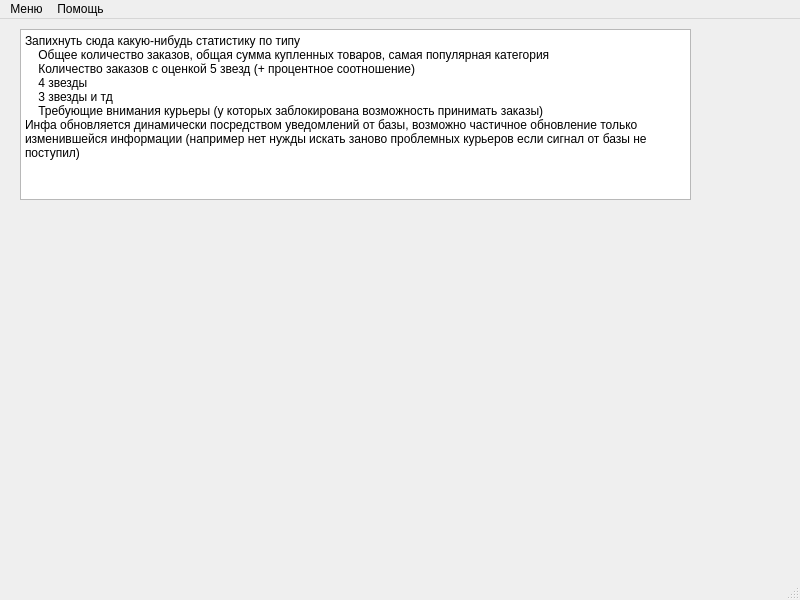
Qt form ui/summary.ui (ilya3052/courseProject_adminPanel) before a commit.
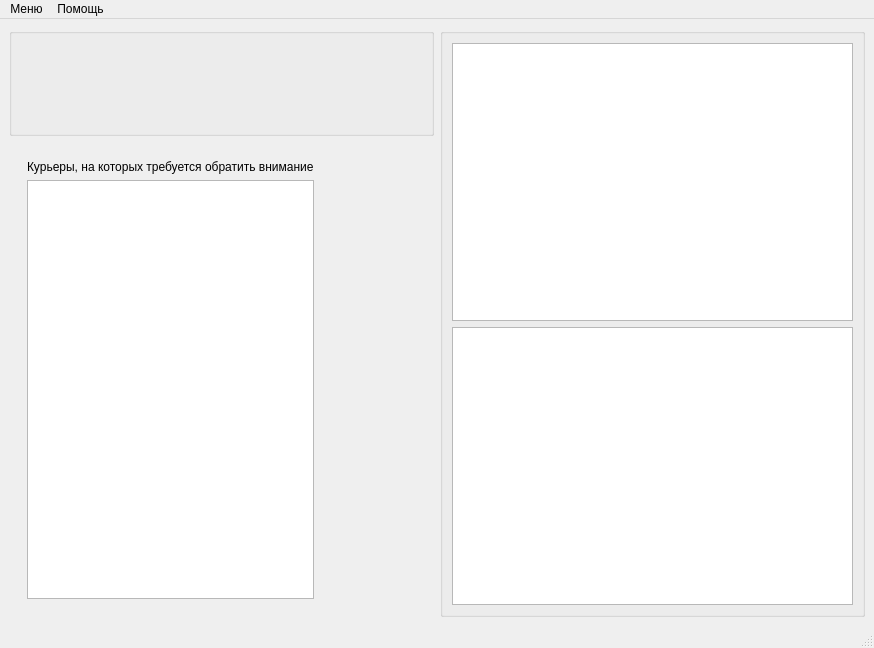
The same form after that commit.

Commit message: ref: разметка в .ui файлах

Patch:
```diff
--- a/ui/summary.ui
+++ b/ui/summary.ui
@@ -6,47 +6,145 @@
    <rect>
     <x>0</x>
     <y>0</y>
-    <width>800</width>
-    <height>600</height>
+    <width>874</width>
+    <height>648</height>
    </rect>
   </property>
   <property name="windowTitle">
    <string>Сводная информация</string>
   </property>
   <widget class="QWidget" name="centralwidget">
-   <widget class="QTextBrowser" name="textBrowser">
-    <property name="geometry">
-     <rect>
-      <x>20</x>
-      <y>10</y>
-      <width>671</width>
-      <height>171</height>
-     </rect>
-    </property>
-    <property name="html">
-     <string>&lt;!DOCTYPE HTML PUBLIC &quot;-//W3C//DTD HTML 4.0//EN&quot; &quot;http://www.w3.org/TR/REC-html40/strict.dtd&quot;&gt;
-&lt;html&gt;&lt;head&gt;&lt;meta name=&quot;qrichtext&quot; content=&quot;1&quot; /&gt;&lt;meta charset=&quot;utf-8&quot; /&gt;&lt;style type=&quot;text/css&quot;&gt;
-p, li { white-space: pre-wrap; }
-hr { height: 1px; border-width: 0; }
-li.unchecked::marker { content: &quot;\2610&quot;; }
-li.checked::marker { content: &quot;\2612&quot;; }
-&lt;/style&gt;&lt;/head&gt;&lt;body style=&quot; font-family:'Segoe UI'; font-size:9pt; font-weight:400; font-style:normal;&quot;&gt;
-&lt;p style=&quot; margin-top:0px; margin-bottom:0px; margin-left:0px; margin-right:0px; -qt-block-indent:0; text-indent:0px;&quot;&gt;Запихнуть сюда какую-нибудь статистику по типу &lt;/p&gt;
-&lt;p style=&quot; margin-top:0px; margin-bottom:0px; margin-left:0px; margin-right:0px; -qt-block-indent:0; text-indent:0px;&quot;&gt;    Общее количество заказов, общая сумма купленных товаров, самая популярная категория&lt;/p&gt;
-&lt;p style=&quot; margin-top:0px; margin-bottom:0px; margin-left:0px; margin-right:0px; -qt-block-indent:0; text-indent:0px;&quot;&gt;    Количество заказов с оценкой 5 звезд (+ процентное соотношение)&lt;/p&gt;
-&lt;p style=&quot; margin-top:0px; margin-bottom:0px; margin-left:0px; margin-right:0px; -qt-block-indent:0; text-indent:0px;&quot;&gt;    4 звезды&lt;/p&gt;
-&lt;p style=&quot; margin-top:0px; margin-bottom:0px; margin-left:0px; margin-right:0px; -qt-block-indent:0; text-indent:0px;&quot;&gt;    3 звезды и тд&lt;/p&gt;
-&lt;p style=&quot; margin-top:0px; margin-bottom:0px; margin-left:0px; margin-right:0px; -qt-block-indent:0; text-indent:0px;&quot;&gt;    Требующие внимания курьеры (у которых заблокирована возможность принимать заказы)&lt;/p&gt;
-&lt;p style=&quot; margin-top:0px; margin-bottom:0px; margin-left:0px; margin-right:0px; -qt-block-indent:0; text-indent:0px;&quot;&gt;Инфа обновляется динамически посредством уведомлений от базы, возможно частичное обновление только изменившейся информации (например нет нужды искать заново проблемных курьеров если сигнал от базы не поступил)&lt;/p&gt;&lt;/body&gt;&lt;/html&gt;</string>
-    </property>
-   </widget>
+   <layout class="QGridLayout" name="gridLayout_2">
+    <item row="0" column="0">
+     <widget class="QGroupBox" name="groupBox_3">
+      <property name="title">
+       <string/>
+      </property>
+      <layout class="QHBoxLayout" name="horizontalLayout">
+       <item>
+        <widget class="QGroupBox" name="groupBox">
+         <property name="styleSheet">
+          <string notr="true">QGroupBox {border: none;}</string>
+         </property>
+         <property name="title">
+          <string/>
+         </property>
+         <layout class="QGridLayout" name="gridLayout">
+          <item row="2" column="0">
+           <widget class="QLabel" name="couriers_summary">
+            <property name="font">
+             <font>
+              <pointsize>11</pointsize>
+             </font>
+            </property>
+            <property name="text">
+             <string/>
+            </property>
+           </widget>
+          </item>
+          <item row="1" column="0">
+           <widget class="QLabel" name="delivery_summary">
+            <property name="font">
+             <font>
+              <pointsize>11</pointsize>
+             </font>
+            </property>
+            <property name="text">
+             <string/>
+            </property>
+           </widget>
+          </item>
+          <item row="0" column="0">
+           <widget class="QLabel" name="orders_summary">
+            <property name="font">
+             <font>
+              <pointsize>11</pointsize>
+             </font>
+            </property>
+            <property name="text">
+             <string/>
+            </property>
+           </widget>
+          </item>
+         </layout>
+        </widget>
+       </item>
+      </layout>
+     </widget>
+    </item>
+    <item row="1" column="0">
+     <widget class="QGroupBox" name="groupBox_2">
+      <property name="styleSheet">
+       <string notr="true">QGroupBox {border: none;}</string>
+      </property>
+      <property name="title">
+       <string/>
+      </property>
+      <layout class="QHBoxLayout" name="horizontalLayout_2" stretch="2,1">
+       <item>
+        <widget class="QGroupBox" name="groupBox_4">
+         <property name="title">
+          <string/>
+         </property>
+         <layout class="QVBoxLayout" name="verticalLayout" stretch="0,0">
+          <item>
+           <widget class="QLabel" name="problematic_courier_label">
+            <property name="text">
+             <string>Курьеры, на которых требуется обратить внимание</string>
+            </property>
+           </widget>
+          </item>
+          <item>
+           <widget class="QTableWidget" name="problematic_couriers_summary">
+            <property name="font">
+             <font>
+              <pointsize>11</pointsize>
+             </font>
+            </property>
+           </widget>
+          </item>
+         </layout>
+        </widget>
+       </item>
+       <item>
+        <spacer name="horizontalSpacer">
+         <property name="orientation">
+          <enum>Qt::Orientation::Horizontal</enum>
+         </property>
+         <property name="sizeHint" stdset="0">
+          <size>
+           <width>40</width>
+           <height>20</height>
+          </size>
+         </property>
+        </spacer>
+       </item>
+      </layout>
+     </widget>
+    </item>
+    <item row="0" column="1" rowspan="2">
+     <widget class="QGroupBox" name="groupBox_5">
+      <property name="title">
+       <string/>
+      </property>
+      <layout class="QVBoxLayout" name="verticalLayout_2" stretch="0,0">
+       <item>
+        <widget class="QGraphicsView" name="categories_diagram"/>
+       </item>
+       <item>
+        <widget class="QGraphicsView" name="orders_rating_diagram"/>
+       </item>
+      </layout>
+     </widget>
+    </item>
+   </layout>
   </widget>
   <widget class="QMenuBar" name="menubar">
    <property name="geometry">
     <rect>
      <x>0</x>
      <y>0</y>
-     <width>800</width>
+     <width>874</width>
      <height>22</height>
     </rect>
    </property>
```
The commit also changes 1 other file.
